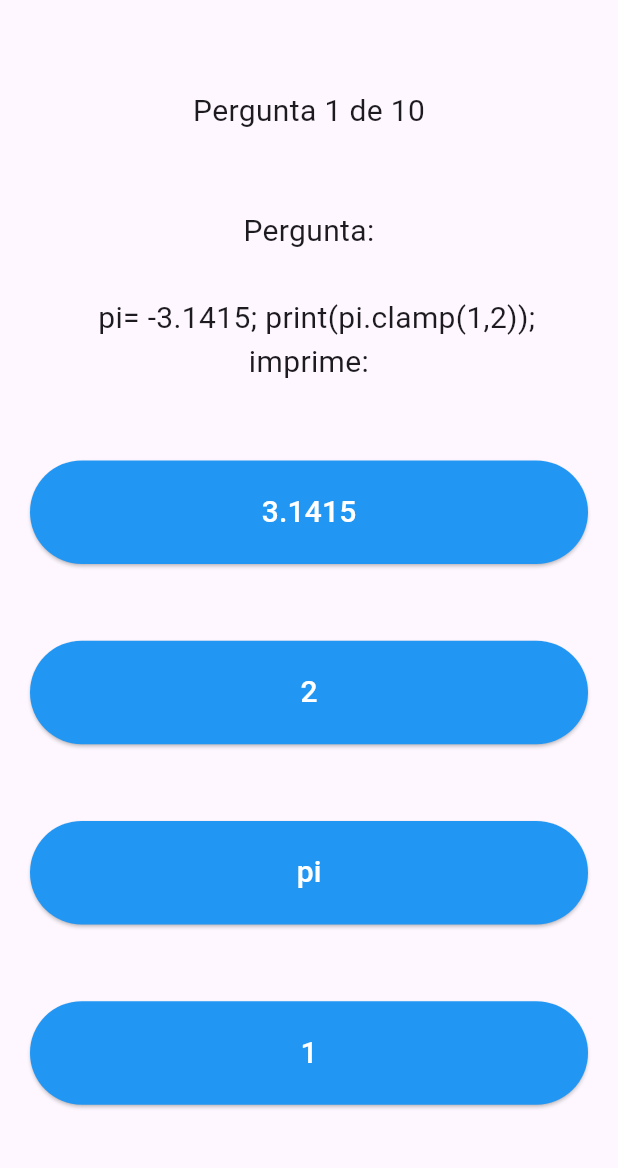
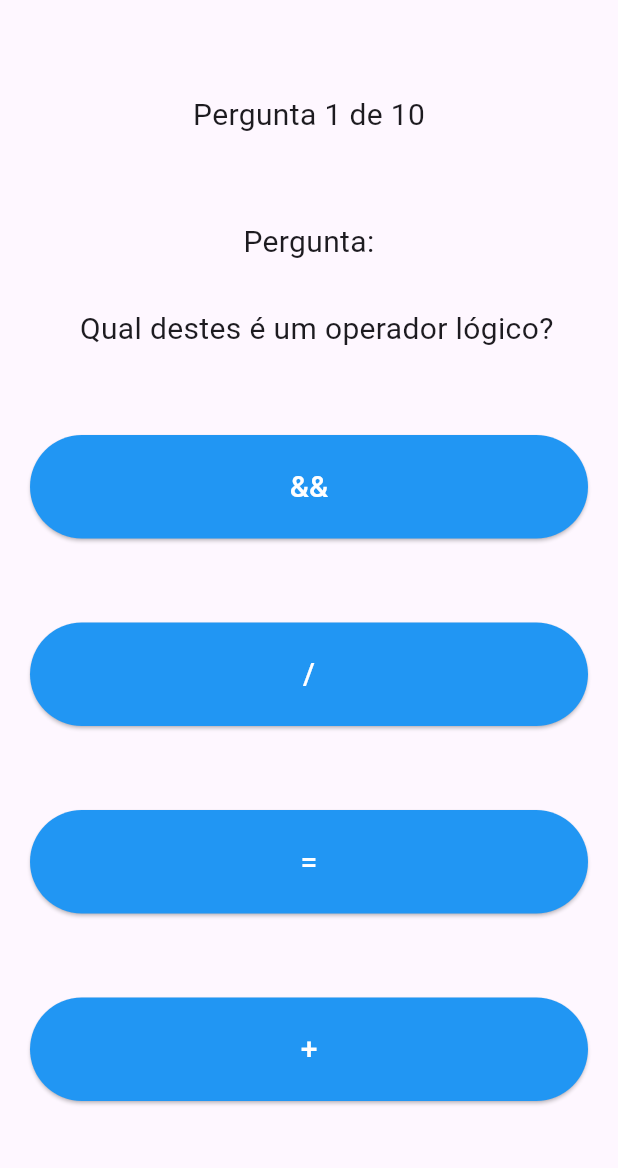
Before and after one commit to leandryncsc/quiz_app_flutter, a Flutter app: the screen it shows after launch, after a tap on "Jogar", on a phone screen of 412 x 824 dp, the part 63-1231 px from its top. Run offline on Flutter 3.47's test engine with Material 3 defaults, Android fonts, the phone set to English and light mode, and no system bars.

Commit message:
inclusao de novas perguntas

```diff
--- a/lib/quiz_dados.dart
+++ b/lib/quiz_dados.dart
@@ -1,13 +1,103 @@
 final List quiz = [
   {
-    "pergunta": "O Flutter é ?",
+    "pergunta": "O Flutter é?",
     "respostas": [
-      "uma linguagem",
-      "um aplicativo",
-      "um SDK",
-      "um notebook",
+      "Uma linguagem de programação",
+      "Um aplicativo de edição de código",
+      "Um SDK para desenvolvimento multiplataforma",
+      "Um tipo de notebook",
     ],
     "alternativa_correta": 3,
+  },
+  {
+    "pergunta": "Qual linguagem é usada principalmente no Flutter?",
+    "respostas": [
+      "Java",
+      "Kotlin",
+      "Dart",
+      "Swift",
+    ],
+    "alternativa_correta": 3,
+  },
+  {
+    "pergunta": "Qual comando inicia um novo projeto Flutter?",
+    "respostas": [
+      "flutter start",
+      "flutter init",
+      "flutter create",
+      "flutter new",
+    ],
+    "alternativa_correta": 3,
+  },
+  {
+    "pergunta": "O que é um Widget no Flutter?",
+    "respostas": [
+      "Um plugin de terceiros",
+      "Um componente de UI",
+      "Um tipo de variável",
+      "Um arquivo de configuração",
+    ],
+    "alternativa_correta": 2,
+  },
+  {
+    "pergunta": "Qual empresa desenvolve o Flutter?",
+    "respostas": [
+      "Microsoft",
+      "Facebook",
+      "Google",
+      "Apple",
+    ],
+    "alternativa_correta": 3,
+  },
+  {
+    "pergunta": "Qual arquivo controla as dependências no Flutter?",
+    "respostas": [
+      "pubspec.yaml",
+      "build.gradle",
+      "package.json",
+      "config.xml",
+    ],
+    "alternativa_correta": 1,
+  },
+  {
+    "pergunta": "O Hot Reload no Flutter serve para:",
+    "respostas": [
+      "Reiniciar o aplicativo completamente",
+      "Atualizar a UI sem perder o estado",
+      "Instalar novas dependências",
+      "Publicar o app na loja",
+    ],
+    "alternativa_correta": 2,
+  },
+  {
+    "pergunta": "Qual widget é usado para layout de linha?",
+    "respostas": [
+      "Column",
+      "Stack",
+      "Row",
+      "Container",
+    ],
+    "alternativa_correta": 3,
+  },
+  {
+    "pergunta": "Qual comando executa o aplicativo Flutter?",
+    "respostas": [
+      "flutter build",
+      "flutter run",
+      "flutter execute",
+      "flutter start",
+    ],
+    "alternativa_correta": 2,
+  },
+  {
+    "pergunta": "O Flutter pode compilar para:",
+    "respostas": [
+      "Apenas Android e iOS",
+      "Android, iOS e Web",
+      "Apenas Web",
+      "Apenas desktop",
+    ],
+    "alternativa_correta": 2,
   },
   {
     "pergunta": "Dart é?",
@@ -99,4 +189,84 @@ final List quiz = [
     ],
     "alternativa_correta": 3,
   },
+  {
+    "pergunta": "O que significa a sigla 'API'?",
+    "respostas": [
+      "Application Programming Interface",
+      "Advanced Programming Instruction",
+      "Automated Program Integration",
+      "Application Process Interface"
+    ],
+    "alternativa_correta": 1
+  },
+  {
+    "pergunta": "Qual destes NÃO é um paradigma de programação?",
+    "respostas": [
+      "Orientação a Objetos",
+      "Funcional",
+      "Declarativo",
+      "Binário"
+    ],
+    "alternativa_correta": 4
+  },
+  {
+    "pergunta": "O que o Git faz?",
+    "respostas": [
+      "Edita código automaticamente",
+      "Controla versões de código",
+      "Compila programas",
+      "Testa aplicações"
+    ],
+    "alternativa_correta": 2
+  },
+  {
+    "pergunta": "Qual destes é um operador lógico?",
+    "respostas": ["+", "&&", "=", "/"],
+    "alternativa_correta": 2
+  },
+  {
+    "pergunta": "O que significa CSS?",
+    "respostas": [
+      "Computer Style Sheets",
+      "Cascading Style Sheets",
+      "Creative Style System",
+      "Coded Style Syntax"
+    ],
+    "alternativa_correta": 2
+  },
+  {
+    "pergunta": "Qual linguagem é usada para estilizar páginas web?",
+    "respostas": ["HTML", "JavaScript", "CSS", "Python"],
+    "alternativa_correta": 3
+  },
+  {
+    "pergunta": "O que é um loop 'for'?",
+    "respostas": [
+      "Uma estrutura condicional",
+      "Uma estrutura de repetição",
+      "Um tipo de variável",
+      "Um operador lógico"
+    ],
+    "alternativa_correta": 2
+  },
+  {
+    "pergunta": "Qual destes NÃO é um tipo de dado primitivo?",
+    "respostas": ["String", "Integer", "Boolean", "Object"],
+    "alternativa_correta": 4
+  },
+  {
+    "pergunta": "O que o comando 'console.log()' faz em JavaScript?",
+    "respostas": [
+      "Cria um log no servidor",
+      "Exibe mensagens no console",
+      "Registra erros automaticamente",
+      "Grava dados em arquivo"
+    ],
+    "alternativa_correta": 2
+  },
+  {
+    "pergunta": "Qual destes é um framework JavaScript?",
+    "respostas": ["Django", "Laravel", "React", "Spring"],
+    "alternativa_correta": 3
+  },
 ];
```
